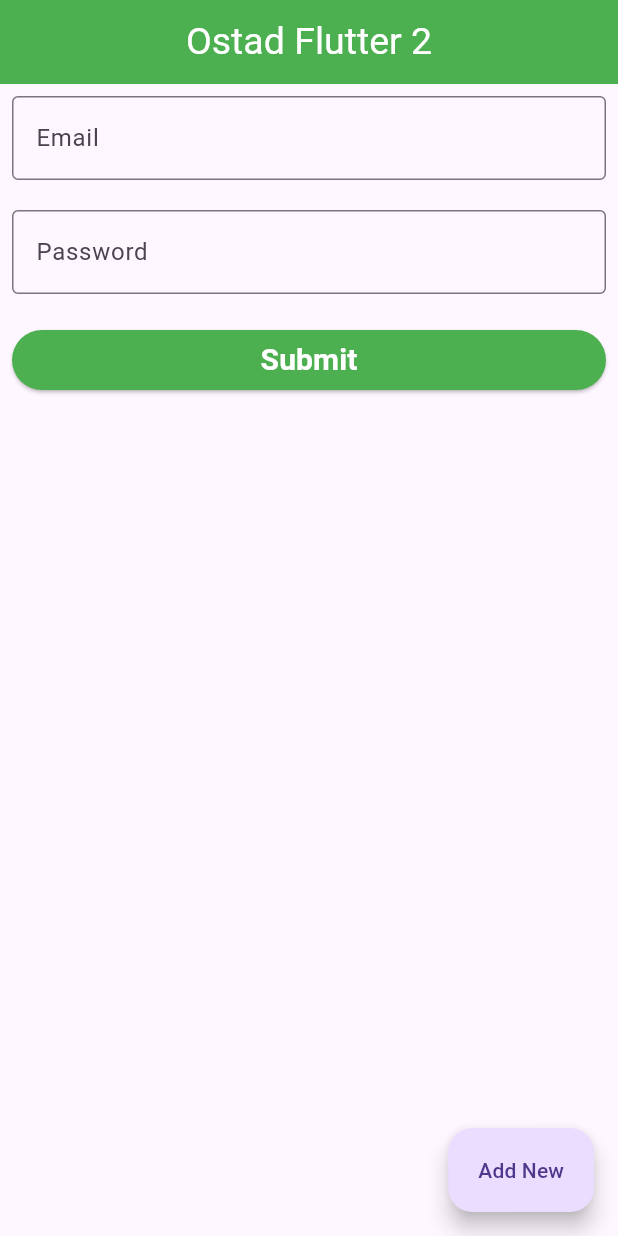
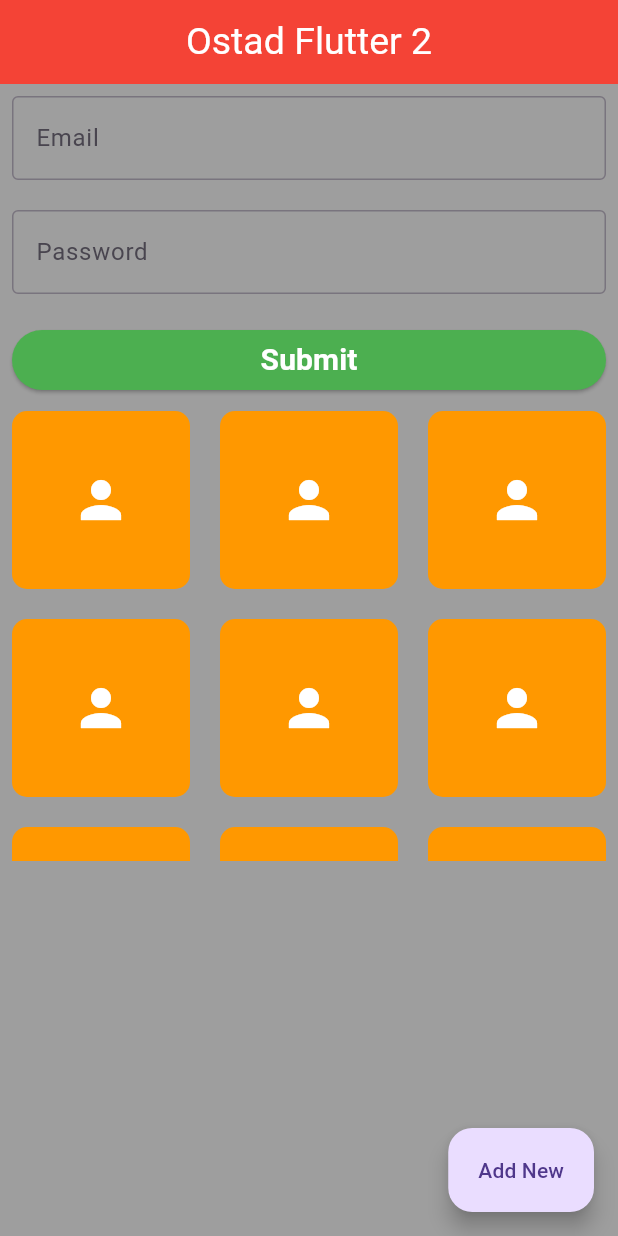
Before and after one commit to santorasu/flutter_module_9, a Flutter app: the screen it shows after launch, on a phone screen of 412 x 824 dp. Run offline on Flutter 3.47's test engine with Material 3 defaults, Android fonts, the phone set to English and light mode, and no system bars.

Commit message:
Learn Themedata and GridView

```diff
--- a/lib/main.dart
+++ b/lib/main.dart
@@ -10,6 +10,20 @@ class myApp extends StatelessWidget {
   @override
   Widget build(BuildContext context) {
     return MaterialApp(
+      theme: ThemeData(
+      primaryColor: Colors.red,
+          appBarTheme: AppBarTheme(
+            color: Colors.red,
+            centerTitle: true
+          ),
+        scaffoldBackgroundColor: Colors.grey,
+        elevatedButtonTheme: ElevatedButtonThemeData(
+          style: ElevatedButton.styleFrom(
+            backgroundColor: Colors.red,
+            foregroundColor: Colors.white
+          )
+        )
+      ),
       title: 'Flutter Class 2',
       home: Home(),
     );
@@ -25,7 +39,7 @@ class Home extends StatelessWidget {
     final _formKey = GlobalKey<FormState>();
     return Scaffold(
       appBar: AppBar(
-        backgroundColor: Colors.green,
+
         title: Column(
           children: [
             Text("Ostad Flutter 2",style: TextStyle(
@@ -33,7 +47,7 @@ class Home extends StatelessWidget {
             ),),
           ],
         ),
-        centerTitle: true,
+
       ),
       body: Column(
         children: [
@@ -66,8 +80,9 @@ class Home extends StatelessWidget {
                   ),
                   validator: (value){
                     if(value == null || value.isEmpty || value.length <6){
-
+                      return "Password must be 6 Character";
                     }
+                    return null;
                   },
                 ),
 
@@ -79,10 +94,35 @@ class Home extends StatelessWidget {
                         backgroundColor: Colors.green
                       ),
                       onPressed: (){
+                        if(_formKey.currentState!.validate()){
+                            Navigator.push(context,MaterialPageRoute(builder: (context)=>UserInfo()));
+                        }
                     print("Submit");
                   }, child: Text("Submit",style: TextStyle(
                     fontSize: 20, color: Colors.white,fontWeight: FontWeight.bold
                   ),)),
+                ),
+                SizedBox(height: 10),
+                SizedBox(
+                  height: 300,
+                  child: GridView.builder(gridDelegate: SliverGridDelegateWithFixedCrossAxisCount(crossAxisCount: 3,crossAxisSpacing: 20,mainAxisSpacing: 20),
+                      itemCount: 9,
+                      itemBuilder: (context,index){
+                        return Container(
+                         decoration: BoxDecoration(
+                           color: Colors.orange,
+                           borderRadius: BorderRadius.circular(10)
+                         ),
+                          child: Center(
+                            child: Column(
+                              mainAxisAlignment: MainAxisAlignment.center,
+                              children: [
+                                Icon(Icons.person,size: 40,color: Colors.white,),
+                              ],
+                            ),
+                          )
+                        );
+                      })
                 )
               ],
             ),
@@ -95,3 +135,47 @@ class Home extends StatelessWidget {
     );
   }
 }
+
+class UserInfo extends StatelessWidget {
+  const UserInfo({super.key});
+
+  @override
+  Widget build(BuildContext context) {
+    return Scaffold(
+      appBar: AppBar(
+
+        title: Text("User Information",style: TextStyle(color: Colors.white,fontWeight: FontWeight.bold,fontSize: 25),),
+      ),
+      body: Column(
+        children: [
+          ElevatedButton(onPressed: (){
+            Navigator.pop(context);
+          }, child: Text("Back")),
+          ElevatedButton(onPressed: (){
+            Navigator.pushReplacement(context,MaterialPageRoute(builder: (context)=>Page1()));
+          }, child: Text("Page 1"))
+        ],
+      ),
+    );
+  }
+}
+
+class Page1 extends StatelessWidget {
+  const Page1({super.key});
+
+  @override
+  Widget build(BuildContext context) {
+    return Scaffold(
+      appBar: AppBar(
+        title: Text("This is page 1",style: TextStyle(color: Colors.white,fontSize: 25,fontWeight: FontWeight.bold),),
+      ),
+      body: Column(
+        children: [
+          ElevatedButton(onPressed: (){
+            Navigator.pop(context);
+          }, child: Text("Back")),
+        ],
+      ),
+    );
+  }
+}
```
